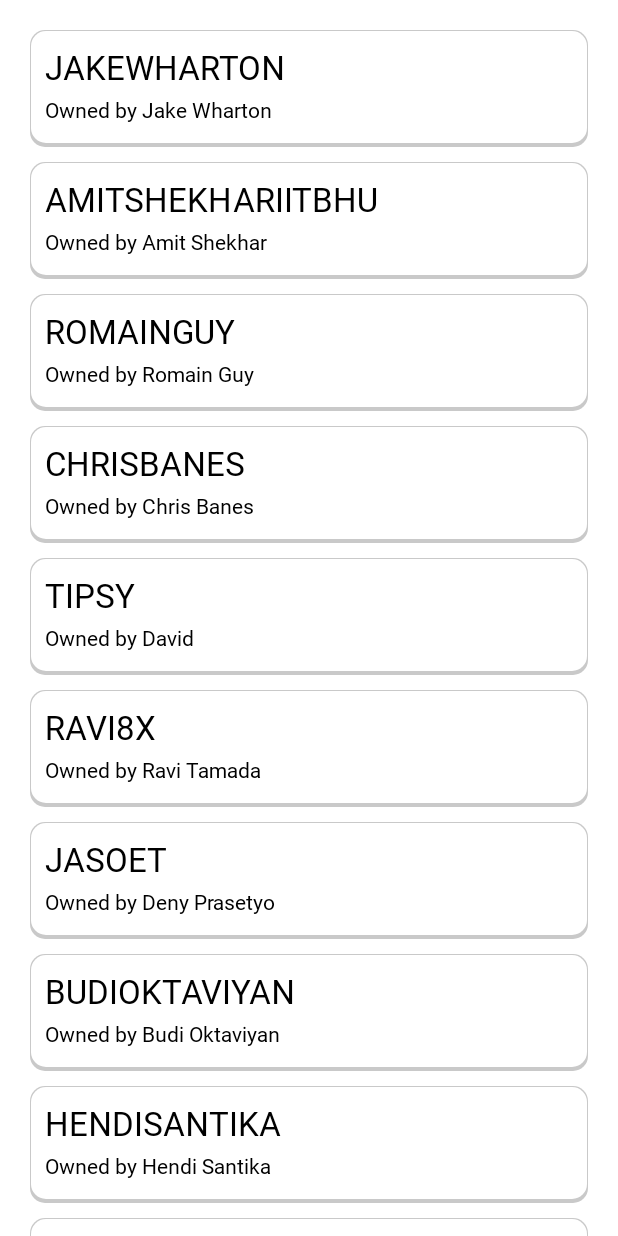
After one commit to Nomdo-A5/nomdo-mobile, an Android app: the fragment BoardsFragment shown on its own in the app's theme, on a phone screen of 412 x 824 dp. The commit adds this screen. Run offline under Robolectric (Android 15) with nearby library versions, the phone set to English and light mode, and no system bars.

Commit message:
RV Board
closes #18

```diff
--- a/app/build.gradle
+++ b/app/build.gradle
@@ -43,6 +43,7 @@ dependencies {
     implementation 'androidx.constraintlayout:constraintlayout:2.1.0'
     implementation 'androidx.lifecycle:lifecycle-livedata-ktx:2.3.1'
     implementation 'androidx.lifecycle:lifecycle-viewmodel-ktx:2.3.1'
+    implementation 'androidx.legacy:legacy-support-v4:1.0.0'
     testImplementation 'junit:junit:4.13.2'
     androidTestImplementation 'androidx.test.ext:junit:1.1.3'
     androidTestImplementation 'androidx.test.espresso:espresso-core:3.4.0'
--- /dev/null
+++ b/app/src/main/java/com/nomdoa5/nomdo/adapter/BoardAdapter.kt
@@ -0,0 +1,68 @@
+package com.nomdoa5.nomdo.adapter
+
+import android.graphics.Rect
+import android.view.LayoutInflater
+import android.view.View
+import android.view.ViewGroup
+import androidx.recyclerview.widget.RecyclerView
+import com.nomdoa5.nomdo.R
+import com.nomdoa5.nomdo.databinding.ItemBoardBinding
+import com.nomdoa5.nomdo.model.Board
+
+class BoardAdapter : RecyclerView.Adapter<BoardAdapter.BoardViewHolder>() {
+    private val mData = ArrayList<Board>()
+    private var onItemClickCallback: OnItemClickCallback? = null
+
+    fun setData(items: ArrayList<Board>) {
+        mData.clear()
+        mData.addAll(items)
+        notifyDataSetChanged()
+    }
+
+    interface OnItemClickCallback {
+        fun onItemClicked(data: Board)
+    }
+
+    fun setOnItemClickCallback(onItemClickCallback: OnItemClickCallback) {
+        this.onItemClickCallback = onItemClickCallback
+    }
+
+    override fun onCreateViewHolder(viewGroup: ViewGroup, position: Int): BoardViewHolder {
+        val mView = LayoutInflater.from(viewGroup.context)
+            .inflate(R.layout.item_board, viewGroup, false)
+
+        return BoardViewHolder(mView)
+    }
+
+    override fun onBindViewHolder(holder: BoardViewHolder, position: Int) {
+        holder.bind(mData[position])
+    }
+
+    override fun getItemCount(): Int = mData.size
+
+    inner class BoardViewHolder(itemView: View) : RecyclerView.ViewHolder(itemView) {
+        private val binding = ItemBoardBinding.bind(itemView)
+        fun bind(boardItem: Board) {
+            binding.tvTitle.text = boardItem.boardName
+            binding.tvCreator.text = boardItem.createdAt
+
+            itemView.setOnClickListener { onItemClickCallback?.onItemClicked(boardItem) }
+        }
+    }
+
+    class MarginItemDecoration(private val spaceHeight: Int) : RecyclerView.ItemDecoration() {
+        override fun getItemOffsets(
+            outRect: Rect, view: View,
+            parent: RecyclerView, state: RecyclerView.State
+        ) {
+            with(outRect) {
+                if (parent.getChildAdapterPosition(view) == 0) {
+                    top = spaceHeight * 2
+                }
+                left = spaceHeight * 2
+                right = spaceHeight * 2
+                bottom = spaceHeight
+            }
+        }
+    }
+}
--- a/app/src/main/java/com/nomdoa5/nomdo/model/Board.kt
+++ b/app/src/main/java/com/nomdoa5/nomdo/model/Board.kt
@@ -16,5 +16,5 @@ data class Board(
     @SerializedName("opened_at")
     val openedAt: String? = null,
     @SerializedName("id_workspace")
-    val idWorkspace: Int
+    val idWorkspace: Int?=null
 ) : Parcelable
--- a/app/src/main/java/com/nomdoa5/nomdo/ui/MainActivity.kt
+++ b/app/src/main/java/com/nomdoa5/nomdo/ui/MainActivity.kt
@@ -41,7 +41,7 @@ class MainActivity : AppCompatActivity(), View.OnClickListener,
         // menu should be considered as top level destinations.
         appBarConfiguration = AppBarConfiguration(
             setOf(
-                R.id.nav_home, R.id.nav_my_workspaces, R.id.nav_shared_workspaces
+                R.id.nav_home, R.id.nav_my_workspaces, R.id.nav_shared_workspaces, R.id.nav_boards
             ), drawerLayout
         )
 
--- /dev/null
+++ b/app/src/main/java/com/nomdoa5/nomdo/ui/boards/BoardsFragment.kt
@@ -0,0 +1,82 @@
+package com.nomdoa5.nomdo.ui.boards
+
+import android.os.Bundle
+import androidx.fragment.app.Fragment
+import android.view.LayoutInflater
+import android.view.View
+import android.view.ViewGroup
+import androidx.recyclerview.widget.LinearLayoutManager
+import androidx.recyclerview.widget.RecyclerView
+import com.google.android.material.snackbar.Snackbar
+import com.nomdoa5.nomdo.R
+import com.nomdoa5.nomdo.adapter.BoardAdapter
+import com.nomdoa5.nomdo.databinding.FragmentBoardsBinding
+import com.nomdoa5.nomdo.model.Board
+
+class BoardsFragment : Fragment() {
+    //    private lateinit var myWorkspacesViewModel: MyWorkspacesViewModel
+    private var _binding: FragmentBoardsBinding? = null
+    private val binding get() = _binding!!
+    private val boardAdapter = BoardAdapter()
+    private var boards = arrayListOf<Board>()
+    private lateinit var boardName: Array<String>
+    private lateinit var createdAt: Array<String>
+    private lateinit var rvBoard: RecyclerView
+
+    override fun onCreateView(
+        inflater: LayoutInflater,
+        container: ViewGroup?,
+        savedInstanceState: Bundle?
+    ): View {
+//        myWorkspacesViewModel =
+//            ViewModelProvider(this).get(MyWorkspacesViewModel::class.java)
+
+        _binding = FragmentBoardsBinding.inflate(inflater, container, false)
+        val root: View = binding.root
+
+//        myWorkspacesViewModel.text.observe(viewLifecycleOwner, {
+//            textView.text = it
+//        })
+        return root
+    }
+
+    override fun onViewCreated(view: View, savedInstanceState: Bundle?) {
+        super.onViewCreated(view, savedInstanceState)
+        setData()
+        setupRecyclerView()
+    }
+
+    override fun onDestroyView() {
+        super.onDestroyView()
+        _binding = null
+    }
+
+    fun setData(){
+        boardName = resources.getStringArray(R.array.name)
+        createdAt = resources.getStringArray(R.array.creator)
+
+        for(i in boardName.indices){
+            val board = Board(
+                i,
+                boardName[i],
+                "Owned by " + createdAt[i],
+            )
+            boards.add(board)
+        }
+    }
+
+    fun setupRecyclerView(){
+        rvBoard = requireView().findViewById(R.id.rv_boards)
+        rvBoard.setHasFixedSize(true)
+        rvBoard.addItemDecoration(BoardAdapter.MarginItemDecoration(15))
+        rvBoard.layoutManager = LinearLayoutManager(context)
+        boardAdapter.setData(boards)
+        rvBoard.adapter = boardAdapter
+
+        boardAdapter.setOnItemClickCallback(object : BoardAdapter.OnItemClickCallback {
+            override fun onItemClicked(data: Board) {
+                Snackbar.make(requireView(), "Kamu mengklik #${data.idBoard}", Snackbar.LENGTH_SHORT).show()
+            }
+        })
+    }
+}
--- /dev/null
+++ b/app/src/main/java/com/nomdoa5/nomdo/ui/boards/BoardsViewModel.kt
@@ -0,0 +1,12 @@
+package com.nomdoa5.nomdo.ui.boards
+
+import androidx.lifecycle.LiveData
+import androidx.lifecycle.MutableLiveData
+import androidx.lifecycle.ViewModel
+
+class BoardsViewModel : ViewModel() {
+    private val _text = MutableLiveData<String>().apply {
+        value = "This is Board Fragment"
+    }
+    val text: LiveData<String> = _text
+}
--- a/app/src/main/java/com/nomdoa5/nomdo/ui/workspaces/MyWorkspacesFragment.kt
+++ b/app/src/main/java/com/nomdoa5/nomdo/ui/workspaces/MyWorkspacesFragment.kt
@@ -5,6 +5,7 @@ import android.view.LayoutInflater
 import android.view.View
 import android.view.ViewGroup
 import androidx.fragment.app.Fragment
+import androidx.navigation.Navigation
 import androidx.recyclerview.widget.LinearLayoutManager
 import androidx.recyclerview.widget.RecyclerView
 import com.google.android.material.snackbar.Snackbar
@@ -76,6 +77,7 @@ class MyWorkspacesFragment : Fragment() {
         workspaceAdapter.setOnItemClickCallback(object : WorkspaceAdapter.OnItemClickCallback {
             override fun onItemClicked(data: Workspace) {
                 Snackbar.make(requireView(), "Kamu mengklik #${data.idWorkspace}", Snackbar.LENGTH_SHORT).show()
+                Navigation.findNavController(requireView()).navigate(R.id.action_nav_my_workspaces_to_nav_boards)
             }
         })
     }
--- a/app/src/main/java/com/nomdoa5/nomdo/ui/workspaces/SharedWorkspacesFragment.kt
+++ b/app/src/main/java/com/nomdoa5/nomdo/ui/workspaces/SharedWorkspacesFragment.kt
@@ -5,6 +5,7 @@ import android.view.LayoutInflater
 import android.view.View
 import android.view.ViewGroup
 import androidx.fragment.app.Fragment
+import androidx.navigation.Navigation
 import androidx.recyclerview.widget.LinearLayoutManager
 import androidx.recyclerview.widget.RecyclerView
 import com.google.android.material.snackbar.Snackbar
@@ -69,6 +70,7 @@ class SharedWorkspacesFragment : Fragment() {
         workspaceAdapter.setOnItemClickCallback(object : WorkspaceAdapter.OnItemClickCallback {
             override fun onItemClicked(data: Workspace) {
                 Snackbar.make(requireView(), "Kamu mengklik #${data.idWorkspace}", Snackbar.LENGTH_SHORT).show()
+                Navigation.findNavController(requireView()).navigate(R.id.action_nav_shared_workspaces_to_nav_boards)
             }
         })
     }
--- /dev/null
+++ b/app/src/main/res/layout/fragment_boards.xml
@@ -0,0 +1,33 @@
+<?xml version="1.0" encoding="utf-8"?>
+<androidx.constraintlayout.widget.ConstraintLayout xmlns:android="http://schemas.android.com/apk/res/android"
+    xmlns:app="http://schemas.android.com/apk/res-auto"
+    xmlns:tools="http://schemas.android.com/tools"
+    android:layout_width="match_parent"
+    android:layout_height="match_parent"
+    tools:context=".ui.workspaces.MyWorkspacesFragment">
+
+    <androidx.recyclerview.widget.RecyclerView
+        android:id="@+id/rv_boards"
+        android:layout_width="match_parent"
+        android:layout_height="match_parent"
+        android:scrollbars="horizontal"
+        app:layout_constraintBottom_toBottomOf="parent"
+        app:layout_constraintEnd_toEndOf="parent"
+        app:layout_constraintStart_toStartOf="parent"
+        app:layout_constraintTop_toTopOf="parent"
+        tools:listitem="@layout/item_workspace" />
+
+    <ProgressBar
+        android:id="@+id/progress_bar"
+        style="?android:attr/progressBarStyle"
+        android:layout_width="wrap_content"
+        android:layout_height="wrap_content"
+        android:gravity="center"
+        android:visibility="gone"
+        app:layout_constraintBottom_toBottomOf="parent"
+        app:layout_constraintEnd_toEndOf="parent"
+        app:layout_constraintHorizontal_bias="0.5"
+        app:layout_constraintStart_toStartOf="parent"
+        app:layout_constraintTop_toTopOf="parent" />
+
+</androidx.constraintlayout.widget.ConstraintLayout>
--- /dev/null
+++ b/app/src/main/res/layout/item_board.xml
@@ -0,0 +1,58 @@
+<?xml version="1.0" encoding="utf-8"?>
+<androidx.constraintlayout.widget.ConstraintLayout xmlns:android="http://schemas.android.com/apk/res/android"
+    xmlns:app="http://schemas.android.com/apk/res-auto"
+    xmlns:tools="http://schemas.android.com/tools"
+    android:layout_width="match_parent"
+    android:layout_height="wrap_content"
+    android:background="@drawable/bg_rounded"
+    android:paddingStart="10dp"
+    android:paddingLeft="10dp"
+    android:paddingTop="10dp"
+    android:paddingEnd="10dp"
+    android:paddingRight="10dp"
+    android:paddingBottom="15dp"
+    tools:targetApi="m">
+
+    <LinearLayout
+        android:id="@+id/tv_top"
+        android:layout_width="wrap_content"
+        android:layout_height="wrap_content"
+        android:orientation="horizontal">
+
+        <TextView
+            android:id="@+id/tv_title"
+            android:layout_width="wrap_content"
+            android:layout_height="wrap_content"
+            android:fontFamily="@font/roboto_regular"
+            android:text="Divisi"
+            android:textAllCaps="true"
+            android:textSize="22sp"
+            app:layout_constraintStart_toStartOf="parent"
+            app:layout_constraintTop_toTopOf="parent" />
+
+        <TextView
+            android:id="@+id/tv_angka"
+            android:layout_width="wrap_content"
+            android:layout_height="wrap_content"
+            android:layout_marginLeft="320dp"
+            android:fontFamily="@font/roboto_regular"
+            android:text="8"
+            android:textAllCaps="true"
+            android:textColor="@color/primary"
+            android:textSize="22sp"
+            app:layout_constraintStart_toStartOf="parent"
+            app:layout_constraintTop_toTopOf="parent" />
+    </LinearLayout>
+
+    <TextView
+        android:id="@+id/tv_creator"
+        android:layout_width="wrap_content"
+        android:layout_height="wrap_content"
+        android:layout_marginTop="4dp"
+        android:fontFamily="@font/roboto_regular"
+        android:text="Owned by diaz abdillah"
+        android:textSize="14sp"
+        app:layout_constraintStart_toStartOf="@+id/tv_top"
+        app:layout_constraintTop_toBottomOf="@+id/tv_top" />
+
+</androidx.constraintlayout.widget.ConstraintLayout>
--- a/app/src/main/res/navigation/mobile_navigation.xml
+++ b/app/src/main/res/navigation/mobile_navigation.xml
@@ -15,11 +15,24 @@
         android:id="@+id/nav_my_workspaces"
         android:name="com.nomdoa5.nomdo.ui.workspaces.MyWorkspacesFragment"
         android:label="@string/menu_gallery"
-        tools:layout="@layout/fragment_my_workspaces" />
+        tools:layout="@layout/fragment_my_workspaces" >
+        <action
+            android:id="@+id/action_nav_my_workspaces_to_nav_boards"
+            app:destination="@id/nav_boards" />
+    </fragment>
 
     <fragment
         android:id="@+id/nav_shared_workspaces"
         android:name="com.nomdoa5.nomdo.ui.workspaces.SharedWorkspacesFragment"
         android:label="@string/menu_slideshow"
+        tools:layout="@layout/fragment_shared_workspaces" >
+        <action
+            android:id="@+id/action_nav_shared_workspaces_to_nav_boards"
+            app:destination="@id/nav_boards" />
+    </fragment>
+    <fragment
+        android:id="@+id/nav_boards"
+        android:name="com.nomdoa5.nomdo.ui.boards.BoardsFragment"
+        android:label="@string/menu_slideshow"
         tools:layout="@layout/fragment_shared_workspaces" />
 </navigation>
--- a/app/src/main/res/values/strings.xml
+++ b/app/src/main/res/values/strings.xml
@@ -63,4 +63,6 @@
         <item>Hendi Santika</item>
         <item>Sidiq Permana</item>
     </string-array>
+    <!-- TODO: Remove or change this placeholder text -->
+    <string name="hello_blank_fragment">Hello blank fragment</string>
 </resources>
```
